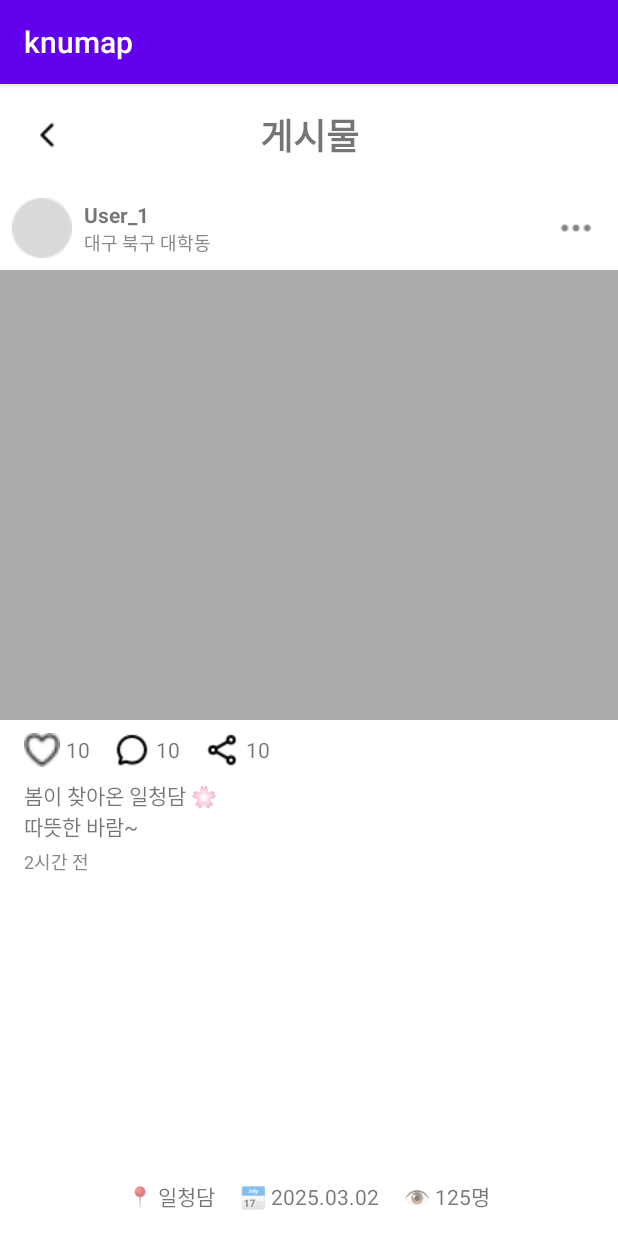
After one commit to GDG-on-Campus-KNU/4th-1st-Project-Pium-App, an Android app built with Jetpack Compose: the PostDetailActivity screen opened directly, with no data from a screen before it, on a phone screen of 412 x 824 dp. The commit adds this screen. Run offline under Robolectric (Android 15) with nearby library versions, the phone set to English and light mode, and no system bars; pictures from the network do not load.

Commit message:
게시글 올리기 구현 및 좋아요수 연동 구현

```diff
--- a/app/build.gradle.kts
+++ b/app/build.gradle.kts
@@ -2,6 +2,7 @@ plugins {
     alias(libs.plugins.android.application)
     alias(libs.plugins.kotlin.android)
     alias(libs.plugins.kotlin.compose)
+    id("kotlin-parcelize")
 }
 
 android {
--- /dev/null
+++ b/app/src/main/res/layout/activity_post_detail.xml
@@ -0,0 +1,232 @@
+<?xml version="1.0" encoding="utf-8"?>
+<androidx.constraintlayout.widget.ConstraintLayout
+    xmlns:android="http://schemas.android.com/apk/res/android"
+    xmlns:app="http://schemas.android.com/apk/res-auto"
+    android:layout_width="match_parent"
+    android:layout_height="match_parent">
+
+    <!-- 🔹 상단 바 -->
+    <androidx.constraintlayout.widget.ConstraintLayout
+        android:id="@+id/topBar"
+        android:layout_width="0dp"
+        android:layout_height="wrap_content"
+        android:orientation="horizontal"
+        android:padding="16dp"
+        app:layout_constraintTop_toTopOf="parent"
+        app:layout_constraintStart_toStartOf="parent"
+        app:layout_constraintEnd_toEndOf="parent"
+        android:gravity="center_vertical"
+        android:weightSum="3">
+
+        <ImageButton
+            android:id="@+id/backButton"
+            android:layout_width="wrap_content"
+            android:layout_height="24sp"
+            android:src="@drawable/ic_arrow_back"
+            android:contentDescription="뒤로가기"
+            android:background="@null"
+            app:layout_constraintStart_toStartOf="parent"
+            app:layout_constraintTop_toTopOf="parent"
+            app:layout_constraintBottom_toBottomOf="parent"/>
+
+        <TextView
+            android:id="@+id/titleText"
+            android:text="게시물"
+            android:textSize="24sp"
+            android:textStyle="bold"
+            android:layout_width="match_parent"
+            android:layout_weight="2"
+            android:gravity="center"
+            android:layout_height="wrap_content"
+            app:layout_constraintStart_toStartOf="parent"
+            app:layout_constraintTop_toTopOf="parent"
+            app:layout_constraintBottom_toBottomOf="parent"/>
+
+
+    </androidx.constraintlayout.widget.ConstraintLayout>
+
+    <!-- 🔹 사용자 프로필 -->
+    <androidx.constraintlayout.widget.ConstraintLayout
+        android:id="@+id/userInfoSection"
+        android:layout_width="0dp"
+        android:layout_height="wrap_content"
+        android:layout_marginTop="8dp"
+        android:layout_marginBottom="8dp"
+        app:layout_constraintTop_toBottomOf="@id/topBar"
+        app:layout_constraintStart_toStartOf="parent"
+        app:layout_constraintEnd_toEndOf="parent"
+        android:paddingStart="8dp"
+        android:paddingEnd="8dp">
+
+        <ImageView
+            android:id="@+id/profileImage"
+            android:layout_width="40dp"
+            android:layout_height="40dp"
+            android:src="@drawable/ic_profile"
+            android:layout_marginEnd="8dp"
+            android:background="@null"
+            app:layout_constraintStart_toStartOf="parent"
+            app:layout_constraintTop_toTopOf="parent"
+            app:layout_constraintBottom_toBottomOf="parent"/>
+
+        <LinearLayout
+            android:id="@+id/userTextBlock"
+            android:orientation="vertical"
+            android:layout_width="0dp"
+            android:layout_height="wrap_content"
+            app:layout_constraintStart_toEndOf="@id/profileImage"
+            app:layout_constraintEnd_toStartOf="@id/moreButton"
+            app:layout_constraintTop_toTopOf="@id/profileImage"
+            app:layout_constraintBottom_toBottomOf="@id/profileImage"
+            android:layout_marginStart="8dp">
+
+            <TextView
+                android:id="@+id/usernameText"
+                android:layout_width="wrap_content"
+                android:layout_height="wrap_content"
+                android:text="User_1"
+                android:textStyle="bold"
+                android:textSize="14sp"/>
+
+            <TextView
+                android:id="@+id/locationDetail"
+                android:layout_width="wrap_content"
+                android:layout_height="wrap_content"
+                android:text="대구 북구 대학동"
+                android:textSize="12sp"
+                android:textColor="#888888"/>
+        </LinearLayout>
+        <ImageButton
+            android:id="@+id/moreButton"
+            android:layout_width="40dp"
+            android:layout_height="40dp"
+            android:src="@drawable/ic_more"
+            android:background="@null"
+            android:contentDescription="더보기"
+            app:layout_constraintEnd_toEndOf="parent"
+            app:layout_constraintTop_toTopOf="@id/profileImage"
+            app:layout_constraintBottom_toBottomOf="@id/profileImage"/>
+    </androidx.constraintlayout.widget.ConstraintLayout>
+
+    <!-- 🔹 게시글 이미지 -->
+    <ImageView
+        android:id="@+id/detailImageView"
+        android:layout_width="0dp"
+        android:layout_height="300dp"
+        android:scaleType="centerCrop"
+        android:background="@android:color/darker_gray"
+        android:layout_marginTop="8dp"
+        app:layout_constraintTop_toBottomOf="@id/userInfoSection"
+        app:layout_constraintStart_toStartOf="parent"
+        app:layout_constraintEnd_toEndOf="parent"/>
+
+    <!-- 🔹 좋아요, 댓글, 공유 -->
+    <LinearLayout
+        android:id="@+id/actionBar"
+        android:orientation="horizontal"
+        android:layout_width="0dp"
+        android:layout_height="wrap_content"
+        android:layout_marginTop="8dp"
+        android:gravity="center_vertical"
+        android:paddingStart="16dp"
+        android:paddingEnd="16dp"
+        app:layout_constraintTop_toBottomOf="@id/detailImageView"
+        app:layout_constraintStart_toStartOf="parent"
+        app:layout_constraintEnd_toEndOf="parent">
+
+        <ImageView
+            android:id="@+id/likeIcon"
+            android:layout_width="24dp"
+            android:layout_height="24dp"
+            android:src="@drawable/ic_heart_border" />
+        <TextView
+            android:id="@+id/likeCount"
+            android:layout_width="wrap_content"
+            android:layout_height="wrap_content"
+            android:text="10"
+            android:layout_marginEnd="16dp"
+            android:layout_marginStart="4dp"/>
+
+        <ImageView
+            android:layout_width="24dp"
+            android:layout_height="24dp"
+            android:src="@drawable/ic_comment" />
+        <TextView
+            android:layout_width="wrap_content"
+            android:layout_height="wrap_content"
+            android:text="10"
+            android:layout_marginEnd="16dp"
+            android:layout_marginStart="4dp"/>
+
+        <ImageView
+            android:layout_width="24dp"
+            android:layout_height="24dp"
+            android:src="@drawable/ic_share" />
+        <TextView
+            android:layout_width="wrap_content"
+            android:layout_height="wrap_content"
+            android:text="10"
+            android:layout_marginStart="4dp"/>
+    </LinearLayout>
+
+    <!-- 🔹 본문 -->
+    <TextView
+        android:id="@+id/postContent"
+        android:layout_width="0dp"
+        android:layout_height="wrap_content"
+        android:text="봄이 찾아온 일청담 🌸\n따뜻한 바람~"
+        android:textSize="14sp"
+        android:layout_marginTop="8dp"
+        android:layout_marginStart="16dp"
+        android:layout_marginEnd="16dp"
+        app:layout_constraintTop_toBottomOf="@id/actionBar"
+        app:layout_constraintStart_toStartOf="parent"
+        app:layout_constraintEnd_toEndOf="parent"/>
+
+    <!-- 🔹 시간 정보 -->
+    <TextView
+        android:id="@+id/timeText"
+        android:layout_width="wrap_content"
+        android:layout_height="wrap_content"
+        android:text="2시간 전"
+        android:textSize="12sp"
+        android:textColor="#888888"
+        android:layout_marginStart="16dp"
+        android:layout_marginTop="4dp"
+        app:layout_constraintTop_toBottomOf="@id/postContent"
+        app:layout_constraintStart_toStartOf="parent"/>
+
+    <!-- 🔹 하단 정보 바 -->
+    <LinearLayout
+        android:id="@+id/bottomInfoBar"
+        android:layout_width="0dp"
+        android:layout_height="wrap_content"
+        android:orientation="horizontal"
+        android:layout_margin="16dp"
+        app:layout_constraintBottom_toBottomOf="parent"
+        app:layout_constraintStart_toStartOf="parent"
+        app:layout_constraintEnd_toEndOf="parent"
+        android:gravity="center">
+
+        <TextView
+            android:id="@+id/locationTitle"
+            android:layout_width="wrap_content"
+            android:layout_height="wrap_content"
+            android:text="📍 일청담"
+            android:layout_marginEnd="16dp"/>
+
+        <TextView
+            android:id="@+id/dateText"
+            android:layout_width="wrap_content"
+            android:layout_height="wrap_content"
+            android:text="📅 2025.03.02"
+            android:layout_marginEnd="16dp"/>
+
+        <TextView
+            android:id="@+id/viewCount"
+            android:layout_width="wrap_content"
+            android:layout_height="wrap_content"
+            android:text="👁 125명"/>
+    </LinearLayout>
+
+</androidx.constraintlayout.widget.ConstraintLayout>
```
Also changed, not shown: app/src/main/AndroidManifest.xml (+8 -0 lines), app/src/main/java/com/example/knumap/MapsActivity.kt (+63 -18 lines), app/src/main/java/com/example/knumap/Photo.kt (+16 -6 lines), app/src/main/java/com/example/knumap/PhotoAdapter.kt (+22 -15 lines), app/src/main/java/com/example/knumap/PostDetailActivity.kt (added, +104 -0 lines), app/src/main/java/com/example/knumap/PostWriteActivity.kt (added, +77 -0 lines), app/src/main/java/com/example/knumap/model/Post.kt (+9 -2 lines), app/src/main/java/com/example/knumap/ui/theme/PostWriteActivity.kt (deleted, +0 -50 lines), app/src/main/res/layout/activity_post_write.xml (+44 -31 lines), app/src/main/res/drawable/ic_arrow_back.png (added), app/src/main/res/drawable/ic_comment.png (added), app/src/main/res/drawable/ic_more.png (added), app/src/main/res/drawable/ic_profile.png (added), app/src/main/res/drawable/ic_share.png (added), 1 more files.
